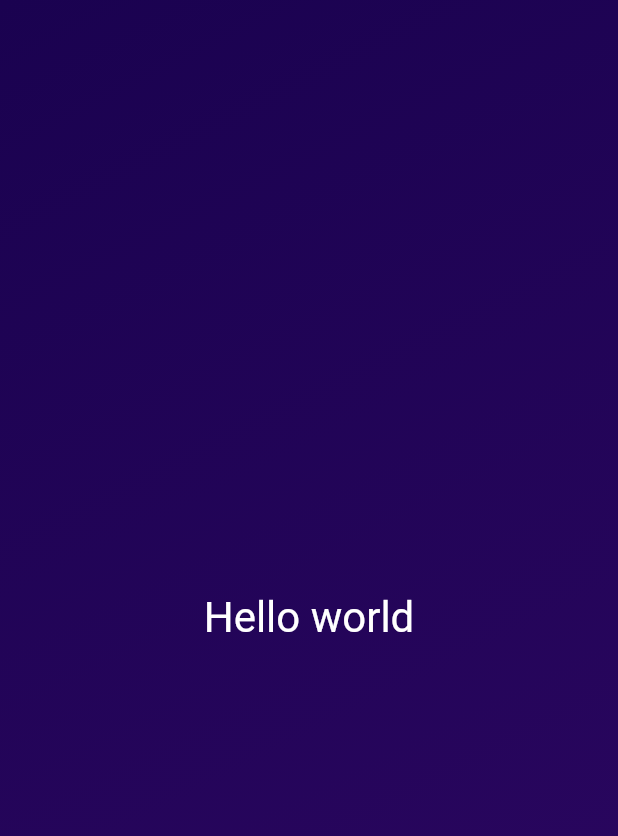
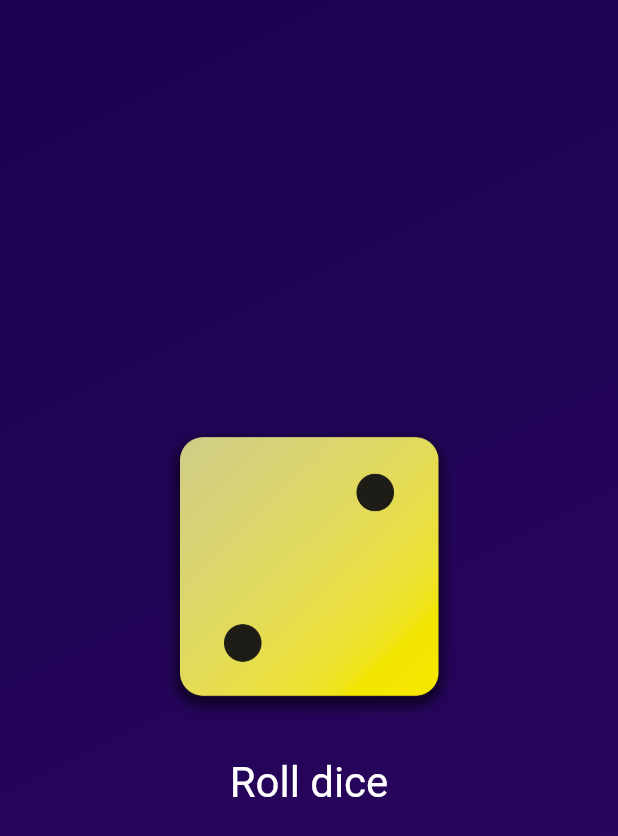
Before and after one commit to temogogitidze/random_dice_roller_app, a Flutter app: the screen it shows after launch, on a phone screen of 412 x 824 dp. Shown: the top 836 px of the screen. Run offline on Flutter 3.47's test engine with Material 2 defaults, Android fonts, the phone set to English and light mode, and no system bars.

Commit message:
feat: add roll dice button and styles

```diff
--- a/lib/gradient_container.dart
+++ b/lib/gradient_container.dart
@@ -1,4 +1,3 @@
-import 'package:first_flutter_app/styled_text.dart';
 import 'package:flutter/material.dart';
 
 const startAlignment = Alignment.topLeft;
@@ -8,6 +7,8 @@ class GradientContainer extends StatelessWidget {
   const GradientContainer({super.key, required this.colors});
 
   final List<Color> colors;
+
+  void rollDice() {}
 
   @override
   Widget build(context) {
@@ -19,8 +20,24 @@ class GradientContainer extends StatelessWidget {
           end: endAlignment,
         ),
       ),
-      child: const Center(
-        child: StyledText('Hello world'),
+      child: Center(
+        child: Column(
+          mainAxisSize: MainAxisSize.min,
+          children: [
+            Image.asset(
+              'assets/images/dice-2.png',
+              width: 200,
+            ),
+            const SizedBox(height: 20),
+            TextButton(
+                onPressed: rollDice,
+                style: TextButton.styleFrom(
+                  foregroundColor: Colors.white,
+                  textStyle: const TextStyle(fontSize: 28),
+                ),
+                child: const Text('Roll dice'))
+          ],
+        ),
       ),
     );
   }
```
